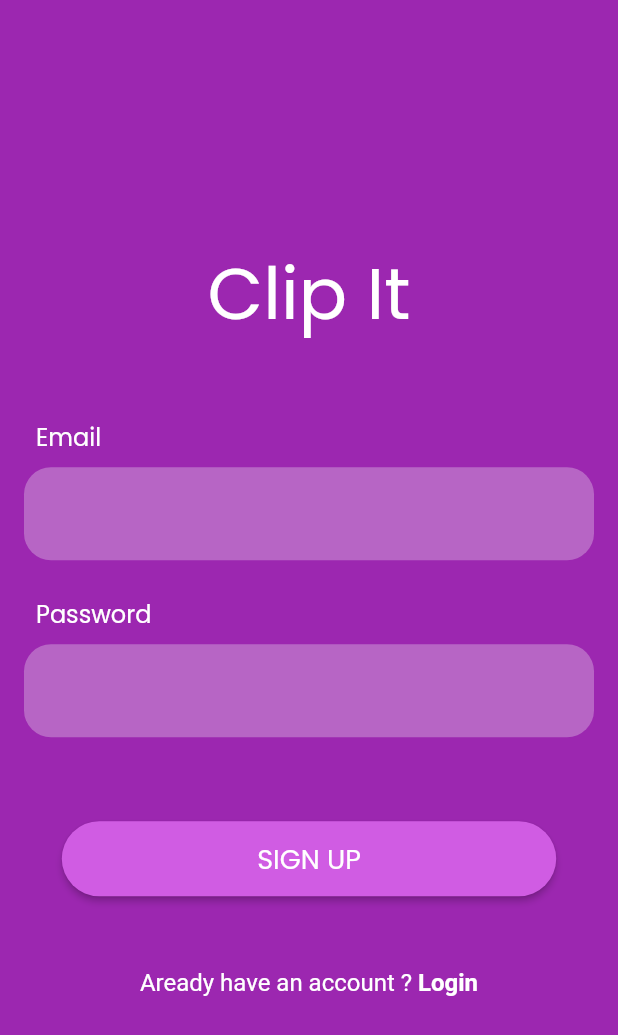
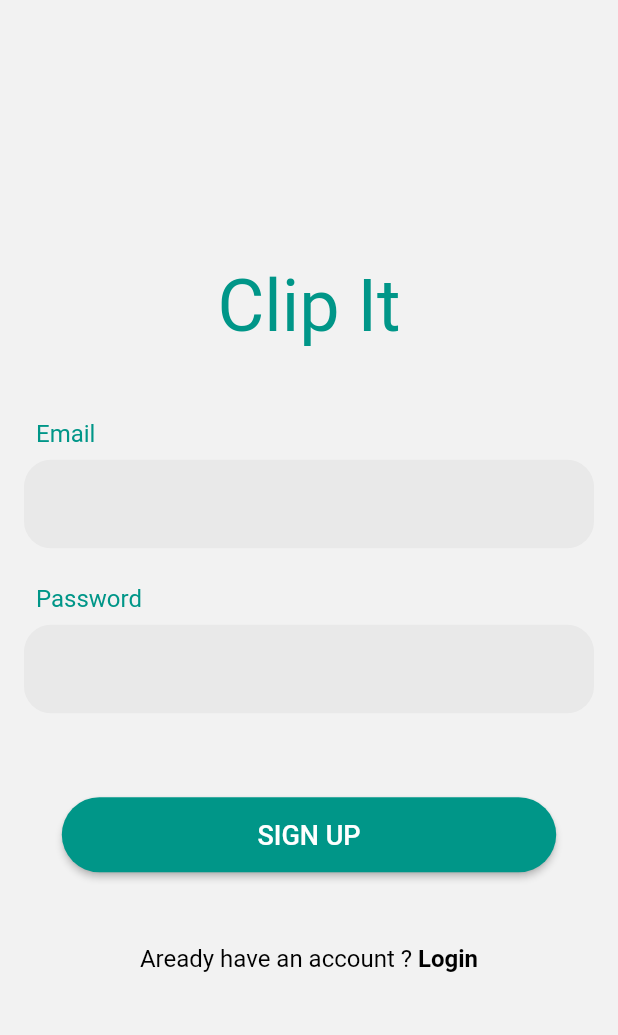
Before and after one commit to moresushant48/ClipIt, a Flutter app: the Signup screen opened by its route, on a phone screen of 412 x 824 dp. Shown: the top 1035 px of the screen. Run offline on Flutter 3.47's test engine with Material 2 defaults, Android fonts, the phone set to English and light mode, and no system bars; drawn by our look-alikes of animated_text_kit, argon_buttons_flutter, lottie; our stand-ins replace dio, flutter_secure_storage, fluttertoast, page_transition, qr_flutter; missing offline and left inert: qr_code_scanner; accounts and stored records are empty.

Commit message:
Theme changes | Signup Done.

```diff
--- /dev/null
+++ b/lib/models/user.model.dart
@@ -0,0 +1,54 @@
+class UserModel {
+  late int id;
+  late bool enabled;
+  late bool isDeleted;
+  late String email;
+  late String password;
+  late int createdBy;
+  late String createdTimestamp;
+  late int updatedBy;
+  late String updatedTimestamp;
+
+  UserModel({
+    this.id = 0,
+    this.enabled = true,
+    this.isDeleted = false,
+    this.email = '',
+    this.password = '',
+    this.createdBy = 0,
+    this.createdTimestamp = '',
+    this.updatedBy = 0,
+    this.updatedTimestamp = '',
+  });
+
+  UserModel.fromJson(Map<String, dynamic> json) {
+    id = json['id'];
+    enabled = json['enabled'];
+    isDeleted = json['isDeleted'];
+    email = json['email'];
+    password = json['password'];
+    // createdBy = json['createdBy'];
+    // createdTimestamp = json['createdTimestamp'];
+    // updatedBy = json['updatedBy'];
+    // updatedTimestamp = json['updatedTimestamp'];
+  }
+
+  Map<String, dynamic> toJson() {
+    final Map<String, dynamic> data = <String, dynamic>{};
+    // data['id'] = id;
+    data['enabled'] = enabled;
+    data['isDeleted'] = isDeleted;
+    data['email'] = email;
+    data['password'] = password;
+    // data['createdBy'] = createdBy;
+    // data['createdTimestamp'] = createdTimestamp;
+    // data['updatedBy'] = updatedBy;
+    // data['updatedTimestamp'] = updatedTimestamp;
+    return data;
+  }
+}
+
+class UserResponseModel {
+  String accessToken = '';
+  UserModel user = UserModel();
+}
--- a/lib/screens/auth/signup.dart
+++ b/lib/screens/auth/signup.dart
@@ -1,5 +1,10 @@
+// ignore_for_file: avoid_print
+
 import 'package:animated_text_kit/animated_text_kit.dart';
+import 'package:clipit/models/user.model.dart';
+import 'package:clipit/services/user.service.dart';
 import 'package:clipit/utilities/shared_widgets.dart';
+import 'package:clipit/utilities/utility.dart';
 import 'package:clipit/utilities/validators.dart';
 import 'package:flutter/gestures.dart';
 import 'package:flutter/material.dart';
@@ -13,16 +18,17 @@ class Signup extends StatefulWidget {
 
 class _SignupState extends State<Signup> {
   //
-  final loginKey = GlobalKey<FormState>();
+  final GlobalKey<FormState> signUpKey = GlobalKey<FormState>();
 
   TextEditingController emailController = TextEditingController();
   TextEditingController mobileNoController = TextEditingController();
   TextEditingController passwordController = TextEditingController();
   //
+
   @override
   Widget build(BuildContext context) {
     return Scaffold(
-      backgroundColor: Theme.of(context).primaryColor,
+      backgroundColor: Theme.of(context).backgroundColor,
       body: LayoutBuilder(
         builder: (context, constraints) => ConstrainedBox(
           constraints: BoxConstraints(
@@ -31,6 +37,8 @@ class _SignupState extends State<Signup> {
             child: Container(
               padding: const EdgeInsets.all(16.0),
               child: SingleChildScrollView(
+                child: Form(
+                  key: signUpKey,
                   child: Column(
                     mainAxisAlignment: MainAxisAlignment.center,
                     crossAxisAlignment: CrossAxisAlignment.center,
@@ -38,9 +46,9 @@ class _SignupState extends State<Signup> {
                       AnimatedTextKit(
                         animatedTexts: [
                           TypewriterAnimatedText("Clip It",
-                            textStyle: const TextStyle(
+                              textStyle: TextStyle(
                                 fontSize: 48,
-                              color: Colors.white,
+                                color: Theme.of(context).primaryColor,
                               ),
                               speed: const Duration(milliseconds: 300)),
                         ],
@@ -49,20 +57,15 @@ class _SignupState extends State<Signup> {
                         height: 32,
                       ),
                       SharedWidgets.textFormField(
+                        context,
                         controller: emailController,
                         title: "Email",
                         textInputAction: TextInputAction.next,
                         keyboardType: TextInputType.emailAddress,
                         validator: CustomValidators.validateEmail,
                       ),
-                    // SharedWidgets.textFormField(
-                    //   controller: mobileNoController,
-                    //   title: "Mobile No",
-                    //   textInputAction: TextInputAction.next,
-                    //   keyboardType: TextInputType.number,
-                    //   validator: CustomValidators.validateMobileNo,
-                    // ),
                       SharedWidgets.textFormField(
+                        context,
                         controller: passwordController,
                         title: "Password",
                         obscureText: true,
@@ -70,17 +73,22 @@ class _SignupState extends State<Signup> {
                         keyboardType: TextInputType.visiblePassword,
                         validator: CustomValidators.validatePassword,
                       ),
-                    SharedWidgets.argonButton(context,
-                        btnText: "SIGN UP", onTap: () {}),
+                      SharedWidgets.argonButton(context, btnText: "SIGN UP",
+                          onTap: () {
+                        addUser();
+                      }),
                       RichText(
                         text: TextSpan(children: [
                           const TextSpan(
                               text: "Aready have an account ? ",
-                            style: TextStyle(fontSize: 16.0)),
+                              style: TextStyle(
+                                  fontSize: 16.0, color: Colors.black)),
                           TextSpan(
                               text: "Login",
                               style: const TextStyle(
-                                fontWeight: FontWeight.bold, fontSize: 16.0),
+                                  fontWeight: FontWeight.bold,
+                                  fontSize: 16.0,
+                                  color: Colors.black),
                               recognizer: TapGestureRecognizer()
                                 ..onTap = () {
                                   Navigator.pushReplacementNamed(
@@ -95,6 +103,26 @@ class _SignupState extends State<Signup> {
             ),
           ),
         ),
+      ),
     );
   }
+
+  addUser() async {
+    try {
+      if (signUpKey.currentState!.validate()) {
+        UserModel user = UserModel();
+        user.email = emailController.text.trim();
+        user.password = passwordController.text.trim();
+        await UserService().addUser(user).then((userResponseModel) {
+          if (Utility.isNotNullEmptyOrFalse(userResponseModel)) {
+            SharedWidgets.successToast('Registered Successfully.');
+            Navigator.pushNamed(context, '/dashboard');
           }
+        });
+      }
+    } catch (e) {
+      SharedWidgets.somethingWentWrong();
+      print(e);
+    }
+  }
+}
--- a/lib/splash_screen.dart
+++ b/lib/splash_screen.dart
@@ -37,7 +37,7 @@ class _SplashScreenState extends State<SplashScreen> {
   }
 
   void checkForRoute() {
-    goToDashboard();
+    goToLogin();
   }
 
   goToDashboard() {
--- a/lib/utilities/endpoints.dart
+++ b/lib/utilities/endpoints.dart
@@ -1 +1,5 @@
-class Endpoints {}
+class Endpoints {
+  static String users = '/users';
+  static String usersById = '/users/';
+  static String usersAdd = '/users/add';
+}
--- a/lib/utilities/shared_widgets.dart
+++ b/lib/utilities/shared_widgets.dart
@@ -1,12 +1,22 @@
 import 'package:argon_buttons_flutter/argon_buttons_flutter.dart';
 import 'package:clipit/utilities/utility.dart';
 import 'package:flutter/cupertino.dart';
+import 'package:flutter/foundation.dart';
 import 'package:flutter/material.dart';
 import 'package:flutter/services.dart';
+import 'package:fluttertoast/fluttertoast.dart';
 
 class SharedWidgets {
   static void empty() {}
-  static Widget textFormField(
+
+  static void somethingWentWrong() => Fluttertoast.showToast(
+      msg: "Something went wrong.", backgroundColor: Colors.red);
+  static void successToast(String msg) =>
+      Fluttertoast.showToast(msg: msg, backgroundColor: Colors.green);
+  static void failureToast(String msg) =>
+      Fluttertoast.showToast(msg: msg, backgroundColor: Colors.red);
+
+  static Widget textFormField(BuildContext context,
       {
       // options
       controller,
@@ -19,6 +29,7 @@ class SharedWidgets {
       //
       }) {
     return Container(
+      width: kIsWeb ? 400 : null,
       padding: const EdgeInsets.symmetric(vertical: 8.0),
       child: Column(
         crossAxisAlignment: CrossAxisAlignment.start,
@@ -28,20 +39,19 @@ class SharedWidgets {
                   padding: const EdgeInsets.all(8.0),
                   child: Text(
                     title,
-                    style: const TextStyle(fontSize: 16, color: Colors.white),
+                    style: TextStyle(
+                        fontSize: 16, color: Theme.of(context).primaryColor),
                   ),
                 )
               : Container(),
           TextFormField(
             controller: controller,
-            style: const TextStyle(color: Colors.white),
-            cursorColor: Colors.white,
             decoration: InputDecoration(
               border: const OutlineInputBorder(
                   borderRadius: BorderRadius.all(Radius.circular(18)),
                   borderSide: BorderSide.none),
               filled: true,
-              fillColor: Colors.grey[100]!.withOpacity(0.3),
+              fillColor: Colors.grey[290],
             ),
             obscureText: obscureText,
             keyboardType: keyboardType,
@@ -66,21 +76,24 @@ class SharedWidgets {
     required Function onTap,
   }) {
     return Container(
+      width: kIsWeb ? 400 : null,
       padding: const EdgeInsets.symmetric(vertical: 48.0),
       child: ArgonButton(
         height: height != 0.0 ? height : 50,
         width: width != 0.0 ? width : MediaQuery.of(context).size.width * 0.8,
         roundLoadingShape: true,
-        color: Theme.of(context).primaryColorLight,
+        color: Theme.of(context).primaryColor,
         child: Text(
           btnText,
           style: const TextStyle(color: Colors.white, fontSize: 18),
         ),
         borderRadius: 40.0,
         onTap: (startLoading, stopLoading, btnState) {
-          startLoading();
-          Utility.isNotNullEmptyOrFalse(onTap) ? onTap() : null;
-          stopLoading();
+          if (btnState != ButtonState.Busy) {
+            startLoading();
+            Utility.isNotNullEmptyOrFalse(onTap) ? onTap() : null;
+            stopLoading();
+          }
         },
       ),
     );
--- a/lib/utilities/utility.dart
+++ b/lib/utilities/utility.dart
@@ -11,7 +11,7 @@ class Utility {
     return o == null || false == o || "" == o || "null" == o || "false" == o;
   }
 
-  static bool isNotNullEmptyOrFalse(Object o) {
+  static bool isNotNullEmptyOrFalse(Object? o) {
     return !isNullEmptyOrFalse(o);
   }
 
@@ -72,8 +72,8 @@ class Utility {
     return count;
   }
 
-  static Future storeCookie(var userCookie, String cookieName) async {
-    Future added = storage.write(key: userCookie, value: cookieName);
+  static Future storeCookie(String cookieName, String cookieValue) async {
+    Future added = storage.write(key: cookieName, value: cookieValue);
     return added;
   }
 
--- a/pubspec.yaml
+++ b/pubspec.yaml
@@ -39,6 +39,8 @@ dependencies:
   qr_flutter: ^4.0.0
   qr_code_scanner: ^0.6.1
   lottie: ^1.2.1
+  dio: ^4.0.4
+  fluttertoast: ^8.0.8
 
   # The following adds the Cupertino Icons font to your application.
   # Use with the CupertinoIcons class for iOS style icons.
```
Also changed, not shown: lib/main.dart (+5 -17 lines), lib/screens/auth/login.dart (+10 -5 lines), lib/services/user.service.dart (added, +39 -0 lines), lib/utilities/constants.dart (+8 -1 lines), lib/utilities/request.dart (added, +48 -0 lines), pubspec.lock. Lines whose indentation alone changed are shown as unchanged.
